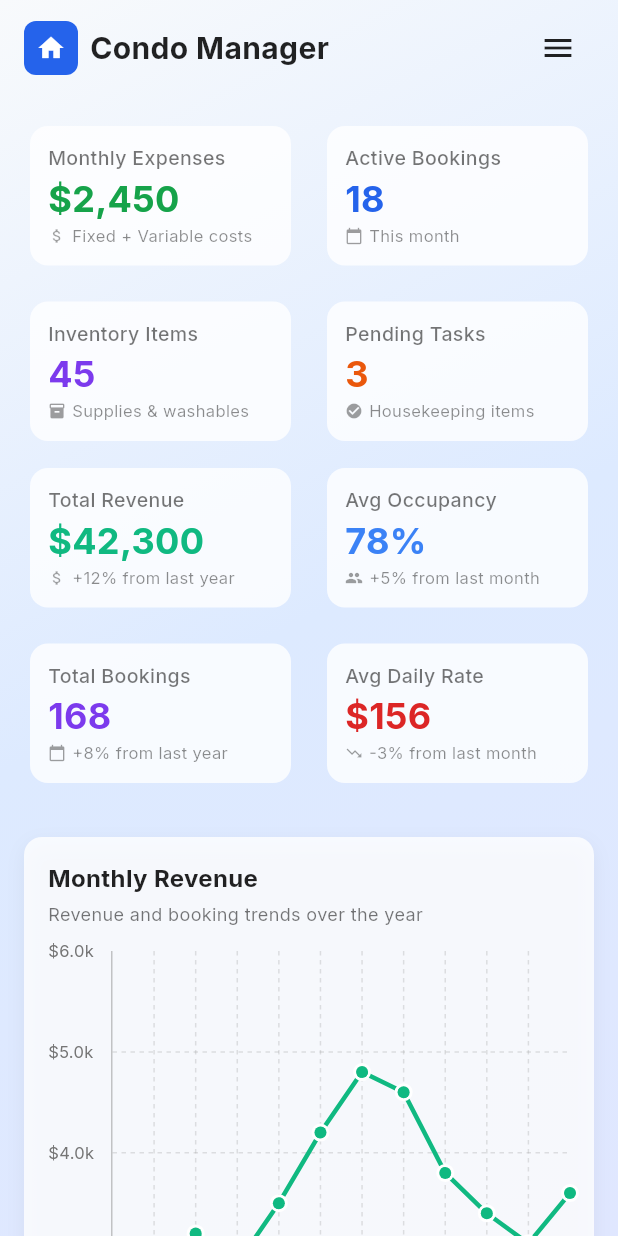
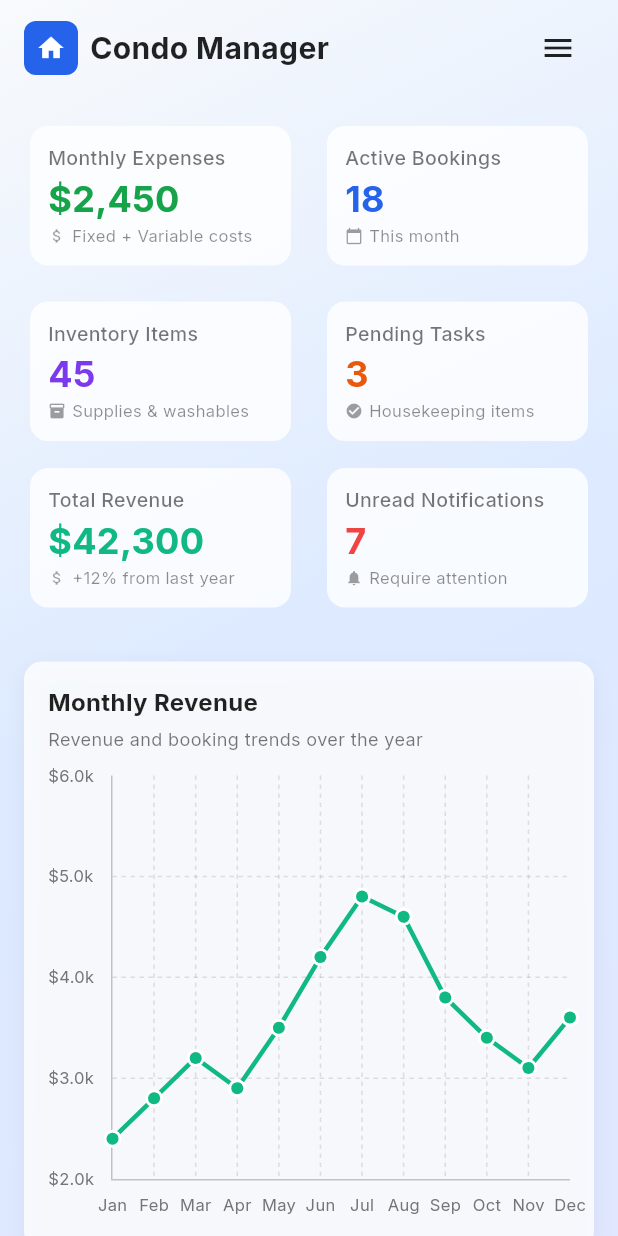
Before and after one commit to delgadjp/Raven-Nest, a Flutter app: the screen it shows after launch, on a phone screen of 412 x 824 dp. Run offline on Flutter 3.47's test engine with Material 3 defaults, Android fonts, the phone set to English and light mode, and no system bars; drawn by our look-alikes of fl_chart; our stand-ins replace go_router, google_fonts, sqflite; accounts and stored records are empty.

Commit message:
feat: Enhance DashboardScreen with navigation for expenses, calendar, inventory, and housekeeping; update SummaryCard to support onTap functionality

```diff
--- a/lib/screens/dashboard_screen.dart
+++ b/lib/screens/dashboard_screen.dart
@@ -1,4 +1,5 @@
 import '../constants/app_exports.dart';
+import 'package:go_router/go_router.dart';
 
 class DashboardScreen extends StatelessWidget {
   const DashboardScreen({super.key});
@@ -51,6 +52,7 @@ class DashboardScreen extends StatelessWidget {
                                 subtitle: 'Fixed + Variable costs',
                                 icon: Icons.attach_money,
                                 iconColor: const Color(0xFF16A34A),
+                                onTap: () => context.go('/expenses'),
                               ),
                             ),
                             const SizedBox(width: 16),
@@ -61,6 +63,7 @@ class DashboardScreen extends StatelessWidget {
                                 subtitle: 'This month',
                                 icon: Icons.calendar_today,
                                 iconColor: const Color(0xFF2563EB),
+                                onTap: () => context.go('/calendar'),
                               ),
                             ),
                           ],
@@ -75,6 +78,7 @@ class DashboardScreen extends StatelessWidget {
                                 subtitle: 'Supplies & washables',
                                 icon: Icons.inventory,
                                 iconColor: const Color(0xFF7C3AED),
+                                onTap: () => context.go('/inventory'),
                               ),
                             ),
                             const SizedBox(width: 16),
@@ -85,6 +89,7 @@ class DashboardScreen extends StatelessWidget {
                                 subtitle: 'Housekeeping items',
                                 icon: Icons.check_circle,
                                 iconColor: const Color(0xFFEA580C),
+                                onTap: () => context.go('/housekeeping'),
                               ),
                             ),
                           ],
@@ -101,40 +106,18 @@ class DashboardScreen extends StatelessWidget {
                                 subtitle: '+12% from last year',
                                 icon: Icons.attach_money,
                                 iconColor: const Color(0xFF10B981),
+                                onTap: () => context.go('/'), // Navigate to dashboard (analytics view)
                               ),
                             ),
                             const SizedBox(width: 16),
                             Expanded(
                               child: SummaryCard(
-                                title: 'Avg Occupancy',
-                                value: '78%',
-                                subtitle: '+5% from last month',
-                                icon: Icons.people,
-                                iconColor: const Color(0xFF3B82F6),
-                              ),
-                            ),
-                          ],
-                        ),
-                        const SizedBox(height: 16),
-                        Row(
-                          children: [
-                            Expanded(
-                              child: SummaryCard(
-                                title: 'Total Bookings',
-                                value: '168',
-                                subtitle: '+8% from last year',
-                                icon: Icons.calendar_today,
-                                iconColor: const Color(0xFF7C3AED),
-                              ),
-                            ),
-                            const SizedBox(width: 16),
-                            Expanded(
-                              child: SummaryCard(
-                                title: 'Avg Daily Rate',
-                                value: '\$156',
-                                subtitle: '-3% from last month',
-                                icon: Icons.trending_down,
-                                iconColor: const Color(0xFFDC2626),
+                                title: 'Unread Notifications',
+                                value: '7',
+                                subtitle: 'Require attention',
+                                icon: Icons.notifications,
+                                iconColor: const Color(0xFFEF4444),
+                                onTap: () => context.go('/notifications'),
                               ),
                             ),
                           ],
--- a/lib/widgets/general_widgets/navigation.dart
+++ b/lib/widgets/general_widgets/navigation.dart
@@ -81,7 +81,6 @@ class NavigationWidget extends StatelessWidget {
             children: [
               // Logo and Title
               GestureDetector(
-                onTap: () => context.go('/'),
                 child: Row(
                   children: [
                     Container(
--- a/lib/widgets/general_widgets/summary_card.dart
+++ b/lib/widgets/general_widgets/summary_card.dart
@@ -6,6 +6,7 @@ class SummaryCard extends StatelessWidget {
   final String subtitle;
   final IconData icon;
   final Color iconColor;
+  final VoidCallback? onTap;
 
   const SummaryCard({
     super.key,
@@ -14,11 +15,15 @@ class SummaryCard extends StatelessWidget {
     required this.subtitle,
     required this.icon,
     required this.iconColor,
+    this.onTap,
   });
 
   @override
   Widget build(BuildContext context) {
-    return Card(
+    return InkWell(
+      onTap: onTap,
+      borderRadius: BorderRadius.circular(12),
+      child: Card(
         elevation: 0,
         color: Colors.white.withValues(alpha: 0.8),
         surfaceTintColor: Colors.transparent,
@@ -59,6 +64,7 @@ class SummaryCard extends StatelessWidget {
                 ],
               ),
             ],
+          ),
         ),
       ),
     );
```
Also changed, not shown: lib/widgets/section_header.dart (deleted, +0 -68 lines). Lines whose indentation alone changed are shown as unchanged.
